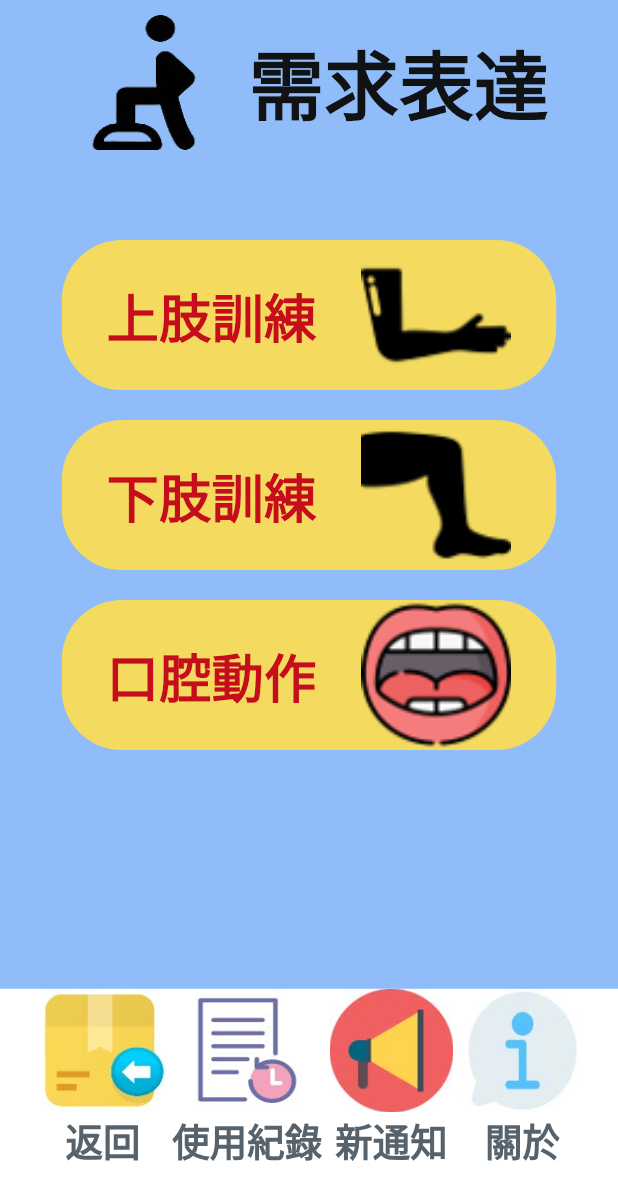
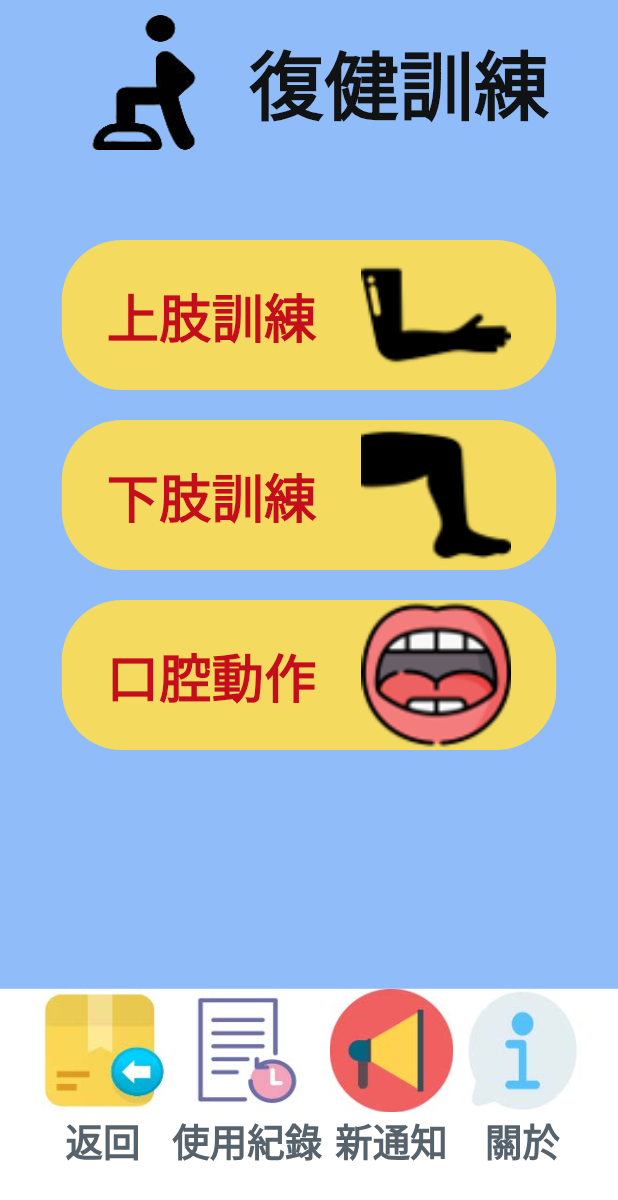
Before and after one commit to cherrytank/stroke_rehabilitation_app, a Flutter app: the TrainWidget screen opened by its route, on a phone screen of 412 x 824 dp. Shown: the top 1200 px of the screen. Run offline on Flutter 3.47's test engine with Material 2 defaults, Android fonts, the phone set to English and light mode, and no system bars; our stand-ins replace audioplayers, auto_size_text, cached_network_image, camera, dropdown_button2, easy_debounce and 16 more; missing offline and left inert: google_mlkit_commons, json_path, workmanager; accounts and stored records are empty.

Commit message:
修正復健訓練標題

```diff
--- a/lib/train/train_widget.dart
+++ b/lib/train/train_widget.dart
@@ -85,7 +85,7 @@ class _TrainWidgetState extends State<TrainWidget> {
                                 padding: EdgeInsetsDirectional.fromSTEB(
                                     20.0, 10.0, 0.0, 0.0),
                                 child: Text(
-                                  '需求表達',
+                                  '復健訓練',
                                   textAlign: TextAlign.start,
                                   style: FlutterFlowTheme.of(context)
                                       .displaySmall
```
